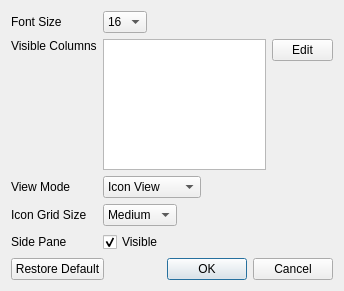
NSLS-II/aphla, file aphla/gui/Qt4Designer_files/ui_launcher_pref.ui: the form before one commit.
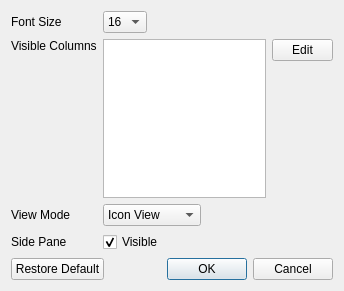
The form after the commit.

Commit message: removing icon grid size from preferences

Diff of the .ui file:
```diff
--- a/aphla/gui/Qt4Designer_files/ui_launcher_pref.ui
+++ b/aphla/gui/Qt4Designer_files/ui_launcher_pref.ui
@@ -234,59 +234,13 @@
     </layout>
    </item>
    <item row="3" column="0">
-    <widget class="QLabel" name="label_4">
-     <property name="text">
-      <string>Icon Grid Size</string>
-     </property>
-    </widget>
-   </item>
-   <item row="3" column="1">
-    <layout class="QHBoxLayout" name="horizontalLayout_3">
-     <item>
-      <widget class="QComboBox" name="comboBox_icon_grid_size">
-       <property name="currentIndex">
-        <number>1</number>
-       </property>
-       <item>
-        <property name="text">
-         <string>Small</string>
-        </property>
-       </item>
-       <item>
-        <property name="text">
-         <string>Medium</string>
-        </property>
-       </item>
-       <item>
-        <property name="text">
-         <string>Large</string>
-        </property>
-       </item>
-      </widget>
-     </item>
-     <item>
-      <spacer name="horizontalSpacer_4">
-       <property name="orientation">
-        <enum>Qt::Horizontal</enum>
-       </property>
-       <property name="sizeHint" stdset="0">
-        <size>
-         <width>173</width>
-         <height>20</height>
-        </size>
-       </property>
-      </spacer>
-     </item>
-    </layout>
-   </item>
-   <item row="4" column="0">
     <widget class="QLabel" name="label_5">
      <property name="text">
       <string>Side Pane</string>
      </property>
     </widget>
    </item>
-   <item row="4" column="1">
+   <item row="3" column="1">
     <layout class="QHBoxLayout" name="horizontalLayout_4">
      <item>
       <widget class="QCheckBox" name="checkBox_side_pane_visible">
@@ -313,7 +267,7 @@
      </item>
     </layout>
    </item>
-   <item row="5" column="0" colspan="2">
+   <item row="4" column="0" colspan="2">
     <layout class="QHBoxLayout" name="horizontalLayout_6">
      <item>
       <widget class="QPushButton" name="pushButton_restore_default">
```
The commit also changes 2 other files.
